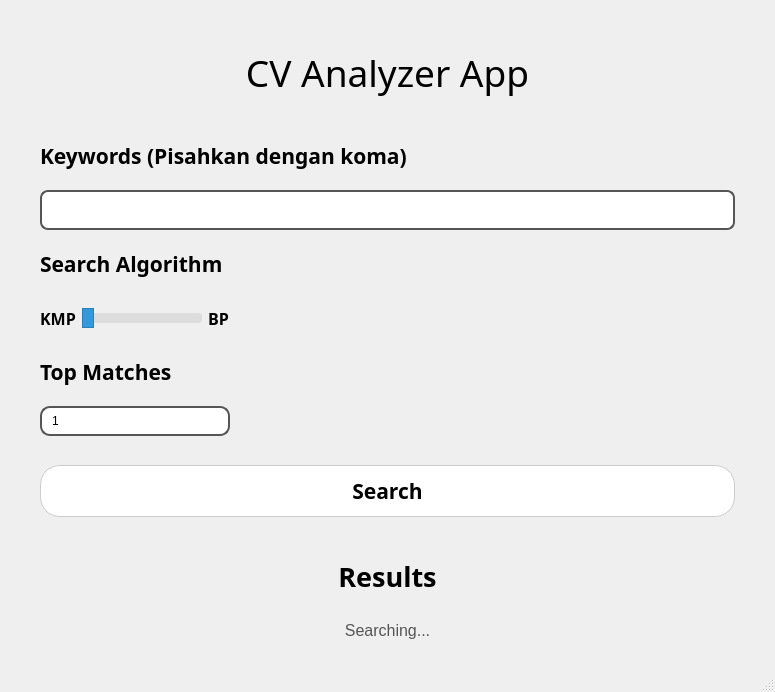
Qt form src/ui/main_menu.ui (RealNath/Tubes3_hr) before a commit.
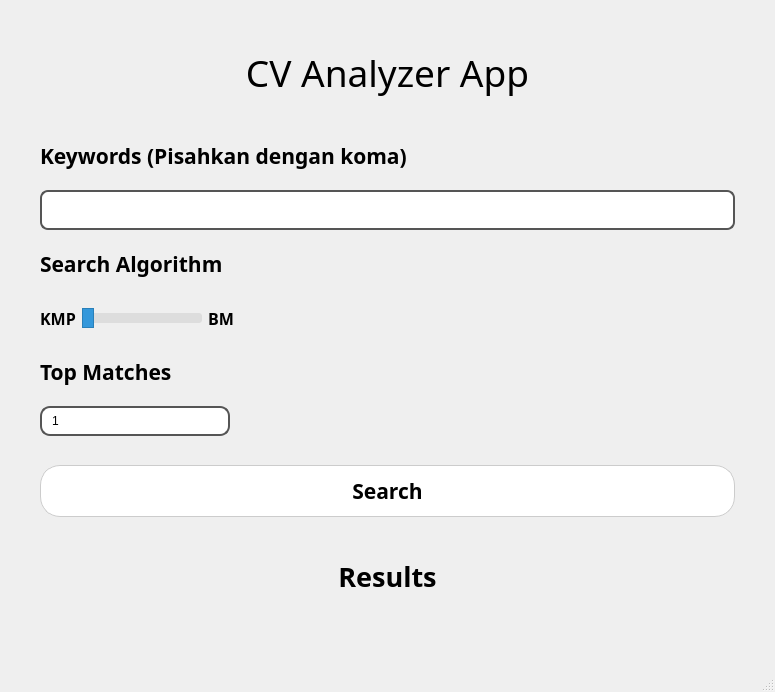
The same form after that commit.

Patch:
```diff
--- a/src/ui/main_menu.ui
+++ b/src/ui/main_menu.ui
@@ -265,7 +265,7 @@
          </font>
         </property>
         <property name="text">
-         <string>BP</string>
+         <string>BM</string>
         </property>
         <property name="alignment">
          <set>Qt::AlignCenter</set>
@@ -467,7 +467,7 @@
        <string notr="true">color: #555555</string>
       </property>
       <property name="text">
-       <string>Searching...</string>
+       <string/>
       </property>
       <property name="alignment">
        <set>Qt::AlignCenter</set>
```
